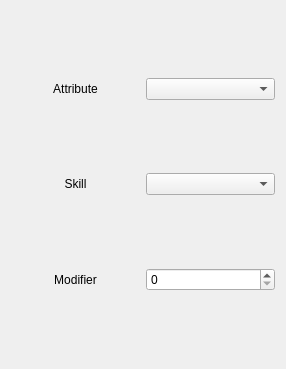
First picture: the form in diceroller.ui, repository Pkow1999/Vampire-The-Masquerade-v5-Character-Sheet-for-Android, before the edit.
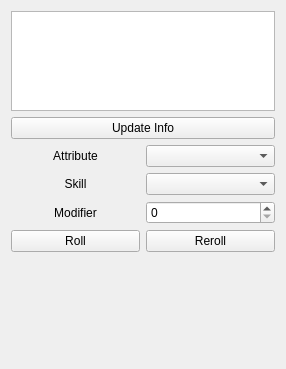
Second picture: the form after the edit. Icons and pictures are not drawn.

Commit message: Added diceroller ability by bolding pools

```diff
--- a/diceroller.ui
+++ b/diceroller.ui
@@ -32,6 +32,29 @@
    <property name="sizeConstraint">
     <enum>QLayout::SetDefaultConstraint</enum>
    </property>
+   <item>
+    <widget class="QTextBrowser" name="textBrowser">
+     <property name="sizePolicy">
+      <sizepolicy hsizetype="Minimum" vsizetype="Maximum">
+       <horstretch>0</horstretch>
+       <verstretch>0</verstretch>
+      </sizepolicy>
+     </property>
+     <property name="maximumSize">
+      <size>
+       <width>16777215</width>
+       <height>100</height>
+      </size>
+     </property>
+    </widget>
+   </item>
+   <item>
+    <widget class="QPushButton" name="pushButton">
+     <property name="text">
+      <string>Update Info</string>
+     </property>
+    </widget>
+   </item>
    <item>
     <layout class="QHBoxLayout" name="horizontalLayout">
      <property name="sizeConstraint">
@@ -111,7 +134,42 @@
     </layout>
    </item>
    <item>
-    <layout class="QHBoxLayout" name="Rolls"/>
+    <layout class="QHBoxLayout" name="horizontalLayout_4">
+     <item>
+      <widget class="QPushButton" name="rollButton">
+       <property name="text">
+        <string>Roll</string>
+       </property>
+      </widget>
+     </item>
+     <item>
+      <widget class="QPushButton" name="rerollButton">
+       <property name="text">
+        <string>Reroll</string>
+       </property>
+      </widget>
+     </item>
+    </layout>
+   </item>
+   <item>
+    <layout class="QHBoxLayout" name="Rolls">
+     <property name="sizeConstraint">
+      <enum>QLayout::SetDefaultConstraint</enum>
+     </property>
+    </layout>
+   </item>
+   <item>
+    <spacer name="verticalSpacer">
+     <property name="orientation">
+      <enum>Qt::Vertical</enum>
+     </property>
+     <property name="sizeHint" stdset="0">
+      <size>
+       <width>20</width>
+       <height>40</height>
+      </size>
+     </property>
+    </spacer>
    </item>
   </layout>
  </widget>
```
Left out of the diff: 10 changed lines with no effect on the pictures. The commit also changes 2 other files.
